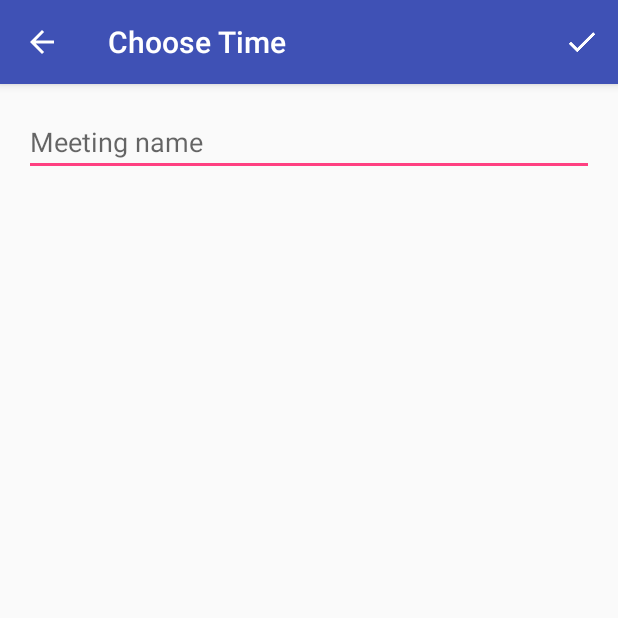
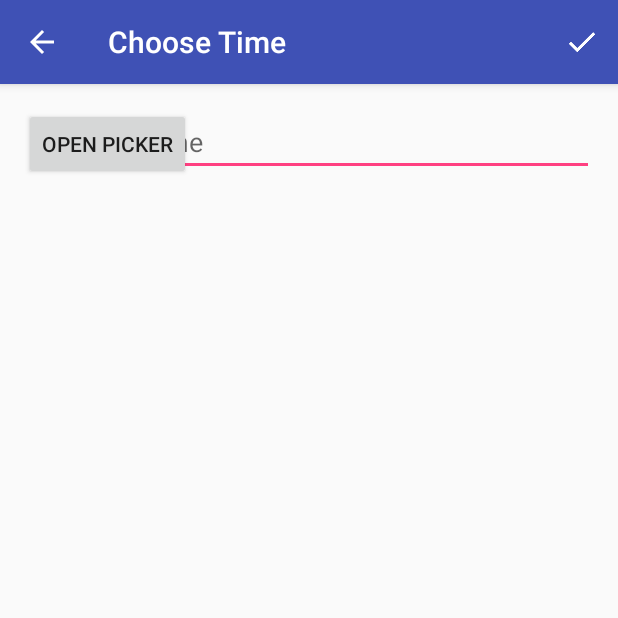
Before and after one commit to RohanNagar/ee461l, an Android app: the CreateMeetingChooseTimeActivity screen opened directly, with no data from a screen before it, on a phone screen of 412 x 824 dp, the top half of it. Run offline under Robolectric (Android 15) with nearby library versions, the phone set to English and light mode, and no system bars.

Commit message:
Added time picker

```diff
--- a/app/src/main/AndroidManifest.xml
+++ b/app/src/main/AndroidManifest.xml
@@ -33,13 +33,13 @@
             android:screenOrientation="portrait"
             android:theme="@style/AppTheme.NoActionBar" />
         <activity
-            android:screenOrientation="portrait"
             android:name=".activities.CreateMeetingActivity"
-            android:label="@string/title_activity_create_group" />
+            android:label="@string/title_activity_create_group"
+            android:screenOrientation="portrait" />
         <activity
-            android:screenOrientation="portrait"
             android:name=".activities.CreateMeetingChooseTimeActivity"
             android:label="@string/title_activity_create_meeting_choose_time"
+            android:screenOrientation="portrait"
             android:theme="@style/AppTheme.NoActionBar" />
     </application>
 
--- a/app/src/main/java/com/utaustin/freely/activities/CreateMeetingChooseTimeActivity.java
+++ b/app/src/main/java/com/utaustin/freely/activities/CreateMeetingChooseTimeActivity.java
@@ -1,18 +1,24 @@
 package com.utaustin.freely.activities;
 
+import android.app.DialogFragment;
+import android.app.FragmentManager;
 import android.os.Bundle;
 import android.support.v7.app.AppCompatActivity;
 import android.support.v7.widget.Toolbar;
 import android.view.Menu;
 import android.view.MenuInflater;
 import android.view.MenuItem;
+import android.view.View;
+import android.widget.Button;
 import android.widget.EditText;
 
 import com.utaustin.freely.R;
+import com.utaustin.freely.fragments.TimePickerFragment;
 
 public class CreateMeetingChooseTimeActivity extends AppCompatActivity {
 
     EditText nameText;
+    Button beginTimePickerButton;
 
     @Override
     protected void onCreate(Bundle savedInstanceState) {
@@ -28,6 +34,17 @@ public class CreateMeetingChooseTimeActivity extends AppCompatActivity {
         getSupportActionBar().setDisplayHomeAsUpEnabled(true);
 
         nameText = (EditText) findViewById(R.id.activity_create_meeting_choose_time_name);
+        beginTimePickerButton = (Button) findViewById(R.id.create_meeting_choose_activity_open_begin_picker);
+
+        final FragmentManager fragmentManager = getFragmentManager();
+
+        beginTimePickerButton.setOnClickListener(new View.OnClickListener() {
+            @Override
+            public void onClick(View v) {
+                DialogFragment newFragment = new TimePickerFragment();
+                newFragment.show(fragmentManager, "timePicker");
+            }
+        });
     }
 
     @Override
--- a/app/src/main/res/layout/content_create_meeting_choose_time.xml
+++ b/app/src/main/res/layout/content_create_meeting_choose_time.xml
@@ -19,4 +19,10 @@
         android:hint="@string/meeting_name"
         />
 
+    <Button
+        android:id="@+id/create_meeting_choose_activity_open_begin_picker"
+        android:text="Open picker"
+        android:layout_width="wrap_content"
+        android:layout_height="wrap_content" />
+
 </RelativeLayout>
--- a/app/src/main/res/values/strings.xml
+++ b/app/src/main/res/values/strings.xml
@@ -8,4 +8,5 @@
     <string name="title_activity_create_meeting_choose_time">Choose Time</string>
     <string name="sign_out">Sign out</string>
     <string name="meeting_name">Meeting name</string>
+    <string name="title_activity_maps">Map</string>
 </resources>
```
